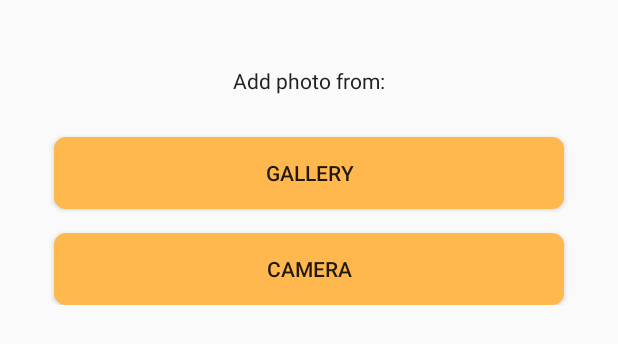
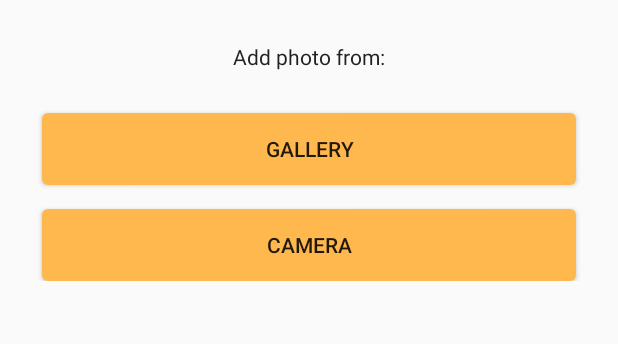
Before and after one commit to melikaafrakhteh/My-Gallery, an Android app: the layout dialog_choose.xml on its own in the app's theme, with its tools: preview values and no code run, on a phone screen of 412 x 824 dp. Shown: the top 344 px of the screen. Run offline under Robolectric (Android 15) with nearby library versions, the phone set to English and light mode, and no system bars.

Commit message:
Improve dialog ui

```diff
--- a/app/src/main/java/com/afrakhteh/mygallery/view/main/custom/ChooseDialog.kt
+++ b/app/src/main/java/com/afrakhteh/mygallery/view/main/custom/ChooseDialog.kt
@@ -29,7 +29,8 @@ class ChooseDialog(
     override fun onStart() {
         super.onStart()
         val width = (resources.displayMetrics.widthPixels * 0.85).toInt()
-        dialog?.window?.setLayout(width, ViewGroup.LayoutParams.WRAP_CONTENT)
+        val height = (resources.displayMetrics.heightPixels * 0.35).toInt()
+        dialog?.window?.setLayout(width, height)
     }
 
     override fun onViewCreated(view: View, savedInstanceState: Bundle?) {
--- a/app/src/main/res/drawable/button_shape.xml
+++ b/app/src/main/res/drawable/button_shape.xml
@@ -1,5 +1,5 @@
 <?xml version="1.0" encoding="utf-8"?>
 <shape xmlns:android="http://schemas.android.com/apk/res/android">
-    <corners android:radius="8dp" />
+    <corners android:radius="4dp" />
     <solid android:color="@color/yellow" />
 </shape>
--- a/app/src/main/res/drawable/round_corner.xml
+++ b/app/src/main/res/drawable/round_corner.xml
@@ -1,6 +1,6 @@
 <?xml version="1.0" encoding="utf-8"?>
 <shape xmlns:android="http://schemas.android.com/apk/res/android">
-    <corners android:radius="20dp" />
+    <corners android:radius="4dp" />
     <padding
         android:bottom="10dp"
         android:left="10dp"
--- a/app/src/main/res/layout/dialog_choose.xml
+++ b/app/src/main/res/layout/dialog_choose.xml
@@ -10,7 +10,7 @@
         android:layout_width="wrap_content"
         android:layout_height="wrap_content"
         android:layout_gravity="center"
-        android:layout_marginTop="40dp"
+        android:layout_marginTop="24dp"
         android:padding="4dp"
         android:text="@string/dialog_title"
         android:textColor="@color/almostBlack"
@@ -20,9 +20,9 @@
         android:id="@+id/dialogChooseGalleryBtn"
         android:layout_width="match_parent"
         android:layout_height="wrap_content"
-        android:layout_marginStart="36dp"
+        android:layout_marginStart="28dp"
         android:layout_marginTop="24dp"
-        android:layout_marginEnd="36dp"
+        android:layout_marginEnd="28dp"
         android:background="@drawable/button_shape"
         android:text="@string/dialog_choose_gallery" />
 
@@ -30,9 +30,9 @@
         android:id="@+id/dialogChooseCameraBtn"
         android:layout_width="match_parent"
         android:layout_height="wrap_content"
-        android:layout_marginStart="36dp"
+        android:layout_marginStart="28dp"
         android:layout_marginTop="16dp"
-        android:layout_marginEnd="36dp"
+        android:layout_marginEnd="28dp"
         android:background="@drawable/button_shape"
         android:text="@string/dialog_choose_camera" />
 
```
Also changed, not shown: app/src/main/java/com/afrakhteh/mygallery/view/main/MainActivity.kt (+22 -1 lines).
